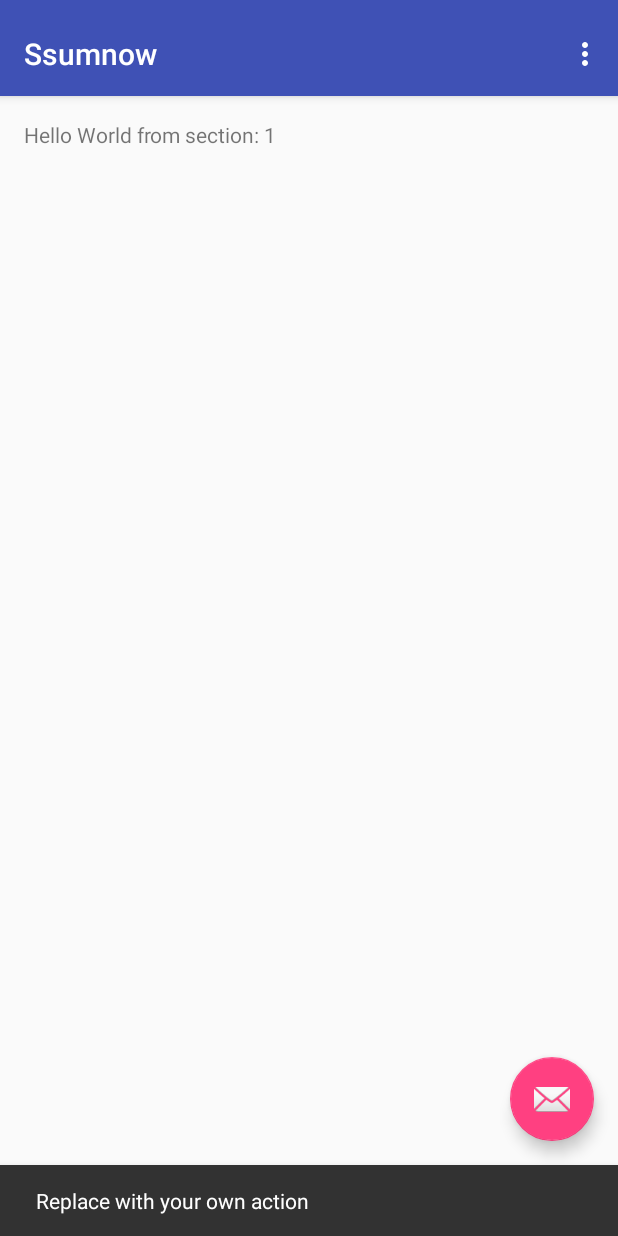
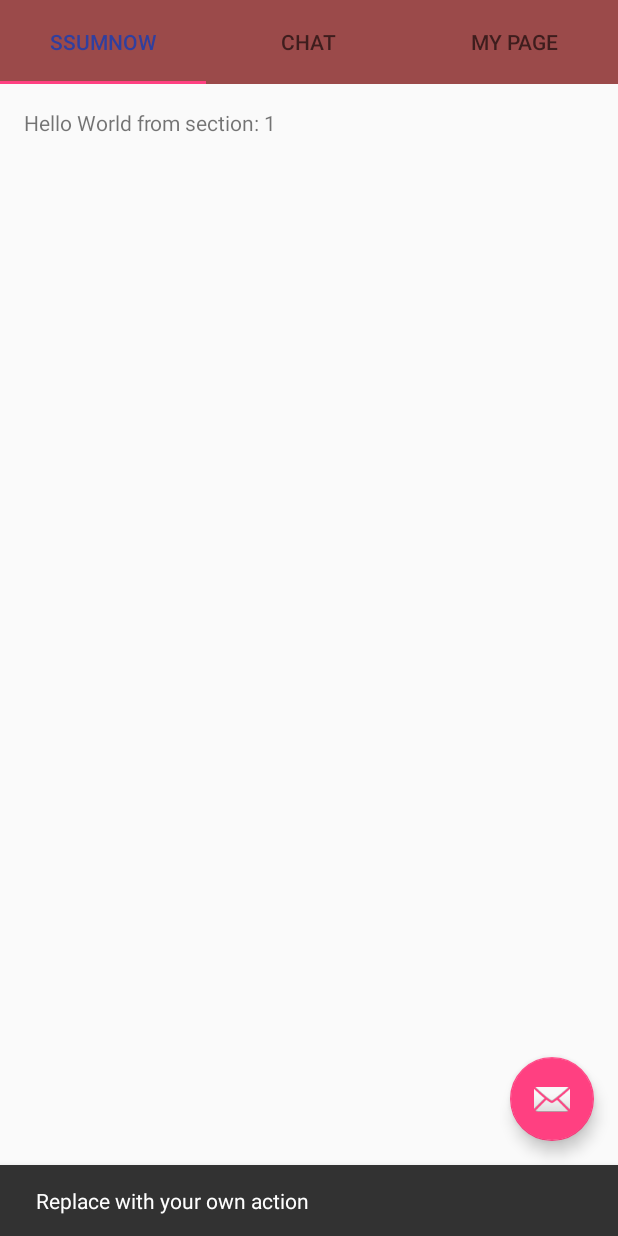
Before and after one commit to doverpv/Ssumnow, an Android app: the screen it shows after launch (MainActivity), after a tap on an icon or button, on a phone screen of 412 x 824 dp. Run offline under Robolectric (Android 15) with nearby library versions, the phone set to English and light mode, and no system bars.

Commit message:
added tabs removed toolbar

```diff
--- a/app/src/main/java/com/a37do/ssumnow/MainActivity.java
+++ b/app/src/main/java/com/a37do/ssumnow/MainActivity.java
@@ -40,8 +40,6 @@ public class MainActivity extends AppCompatActivity {
         super.onCreate(savedInstanceState);
         setContentView(R.layout.activity_main);
 
-        Toolbar toolbar = (Toolbar) findViewById(R.id.toolbar);
-        setSupportActionBar(toolbar);
         // Create the adapter that will return a fragment for each of the three
         // primary sections of the activity.
         mSectionsPagerAdapter = new SectionsPagerAdapter(getSupportFragmentManager());
--- a/app/src/main/res/layout/activity_main.xml
+++ b/app/src/main/res/layout/activity_main.xml
@@ -8,30 +8,49 @@
     android:fitsSystemWindows="true"
     tools:context="com.a37do.ssumnow.MainActivity">
 
-    <android.support.design.widget.AppBarLayout
-        android:id="@+id/appbar"
+    <RelativeLayout
         android:layout_width="match_parent"
-        android:layout_height="wrap_content"
-        android:paddingTop="@dimen/appbar_padding_top"
-        android:theme="@style/AppTheme.AppBarOverlay">
+        android:layout_height="match_parent">
 
-        <android.support.v7.widget.Toolbar
-            android:id="@+id/toolbar"
+        <android.support.design.widget.TabLayout
+            android:id="@+id/tabs"
             android:layout_width="match_parent"
-            android:layout_height="?attr/actionBarSize"
-            android:background="?attr/colorPrimary"
-            app:layout_scrollFlags="scroll|enterAlways"
-            app:popupTheme="@style/AppTheme.PopupOverlay">
+            android:layout_height="56dp"
+            app:tabSelectedTextColor="@color/colorPrimaryDark"
+            app:tabIndicatorColor="@color/colorAccent"
+            app:tabIndicatorHeight="2dp"
+            android:background="#9b4a4a">
 
-        </android.support.v7.widget.Toolbar>
+            <android.support.design.widget.TabItem
+                android:id="@+id/tab1"
+                android:layout_width="match_parent"
+                android:layout_height="match_parent"
+                android:text="@string/tab1_name"/>
 
-    </android.support.design.widget.AppBarLayout>
+            <android.support.design.widget.TabItem
+                android:id="@+id/tab2"
+                android:layout_width="match_parent"
+                android:layout_height="match_parent"
+                android:text="@string/tab2_name"/>
 
-    <android.support.v4.view.ViewPager
-        android:id="@+id/container"
-        android:layout_width="match_parent"
-        android:layout_height="match_parent"
-        app:layout_behavior="@string/appbar_scrolling_view_behavior" />
+            <android.support.design.widget.TabItem
+                android:id="@+id/tab3"
+                android:layout_width="match_parent"
+                android:layout_height="match_parent"
+                android:text="@string/tab3_name"/>
+
+        </android.support.design.widget.TabLayout>
+
+        <android.support.v4.view.ViewPager
+            android:id="@+id/container"
+            android:layout_width="match_parent"
+            android:layout_height="match_parent"
+            app:layout_behavior="@string/appbar_scrolling_view_behavior"
+            android:layout_alignParentLeft="true"
+            android:layout_alignParentStart="true"
+            android:layout_below="@+id/tabs" />
+
+    </RelativeLayout>
 
     <android.support.design.widget.FloatingActionButton
         android:id="@+id/fab"
--- a/app/src/main/res/values/strings.xml
+++ b/app/src/main/res/values/strings.xml
@@ -2,4 +2,7 @@
     <string name="app_name">Ssumnow</string>
     <string name="action_settings">Settings</string>
     <string name="section_format">Hello World from section: %1$d</string>
+    <string name="tab1_name">Ssumnow</string>
+    <string name="tab2_name">Chat</string>
+    <string name="tab3_name">My Page</string>
 </resources>
```
